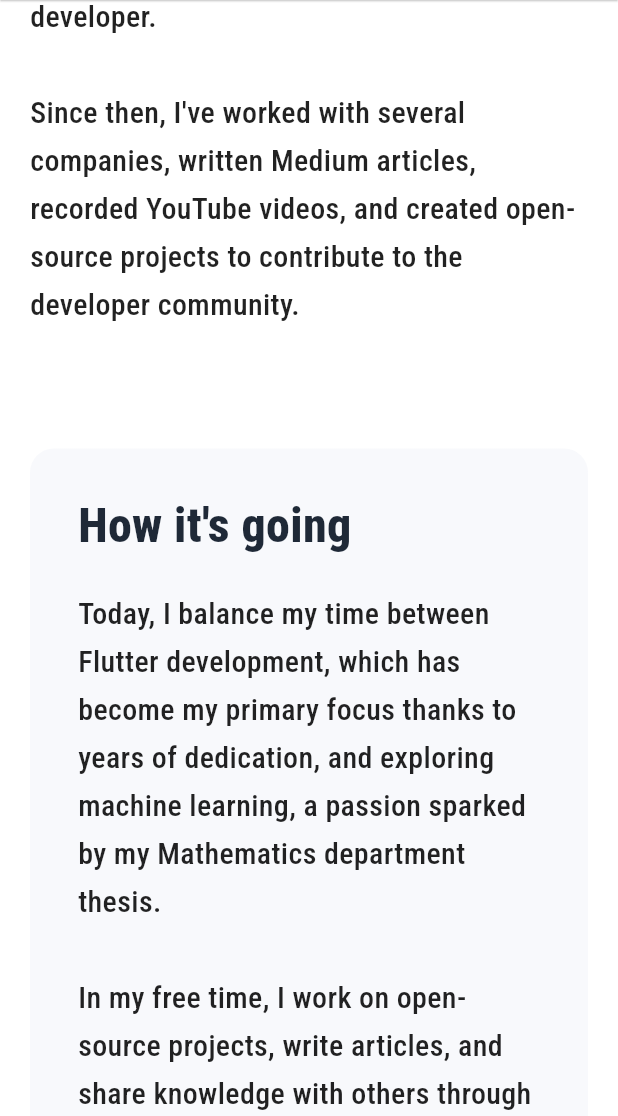
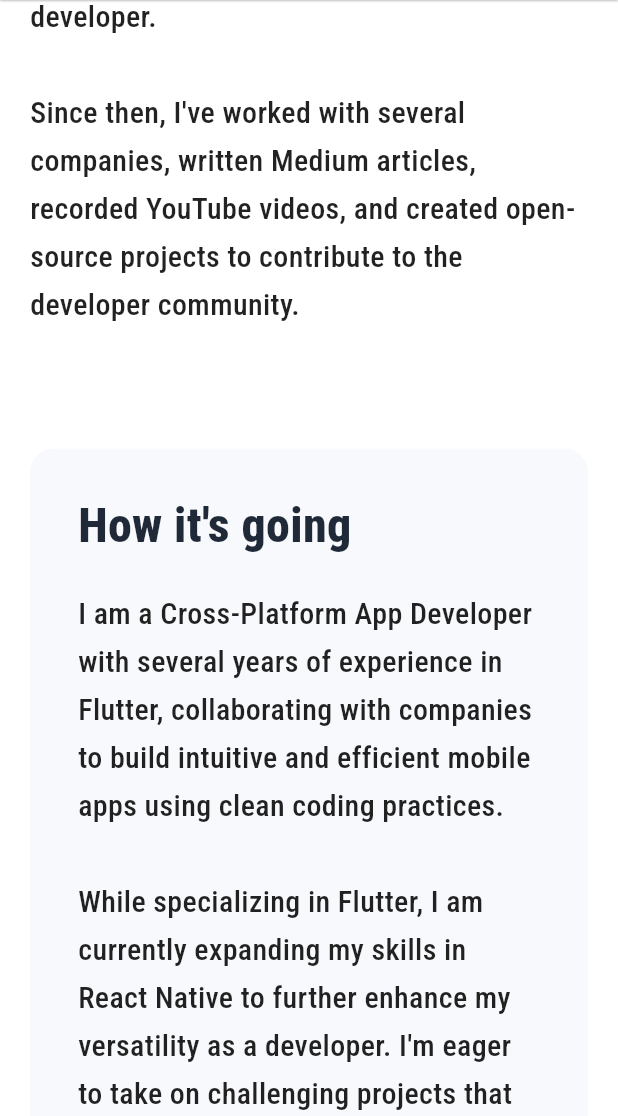
Before and after one commit to FlutterWiz/Flutter-Portfolio, a Flutter app: the screen it shows after launch, scrolled down 1152 dp, on a phone screen of 412 x 824 dp, the part 120-1236 px from its top. Run offline on Flutter 3.47's test engine with Material 3 defaults, Android fonts, the phone set to English and light mode, and no system bars; our stand-ins replace font_awesome_flutter, google_fonts.

Commit message:
Update info texts

```diff
--- a/lib/features/about/widgets/greetings/greetings_section.dart
+++ b/lib/features/about/widgets/greetings/greetings_section.dart
@@ -21,9 +21,10 @@ Since then, I've worked with several companies, written Medium articles, recorde
 
     const howItsGoingTitle = "How it's going";
     const howItsGoingDescription =
-        '''Today, I balance my time between Flutter development, which has become my primary focus thanks to years of dedication, and exploring machine learning, a passion sparked by my Mathematics department thesis.
+        '''I am a Cross-Platform App Developer with several years of experience in Flutter, collaborating with companies to build intuitive and efficient mobile apps using clean coding practices.
 
-In my free time, I work on open-source projects, write articles, and share knowledge with others through YouTube videos. I’m committed to continuous learning, combining the worlds of mobile development and AI to create impactful projects and grow as a software engineer.''';
+While specializing in Flutter, I am currently expanding my skills in React Native to further enhance my versatility as a developer. I'm eager to take on challenging projects that push the boundaries of mobile app development.
+Check out my open-source projects and articles on software engineering and cross-platform app development.''';
 
     return Column(
       children: [
--- a/lib/features/about/widgets/writing/writing_section.dart
+++ b/lib/features/about/widgets/writing/writing_section.dart
@@ -15,7 +15,7 @@ class WritingSection extends StatelessWidget with LaunchMixin {
   Widget build(BuildContext context) {
     const writingTitle = 'Writing';
     const writingTitleDescription =
-        'On Medium, I share my journey as a Flutter developer, tackling topics like state management, architecture, and challenges. In addition to writing for my personal profile, I contribute to well-known publications like CodeX and Towards Dev, helping others through my experiences and insights.';
+        'On Medium, I share my journey as a Cross-Platform App developer, tackling topics like state management, architecture, and challenges. In addition to writing for my personal profile, I contribute to well-known publications like CodeX and Towards Dev, helping others through my experiences and insights.';
     return Column(
       crossAxisAlignment: CrossAxisAlignment.start,
       children: [
```
